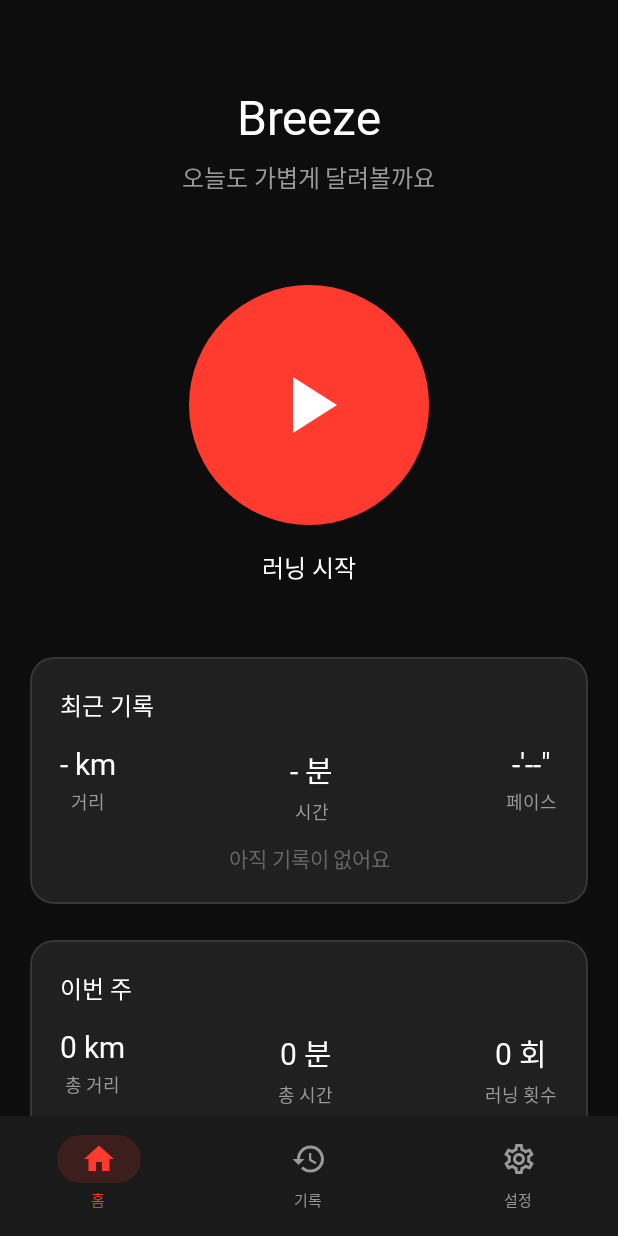
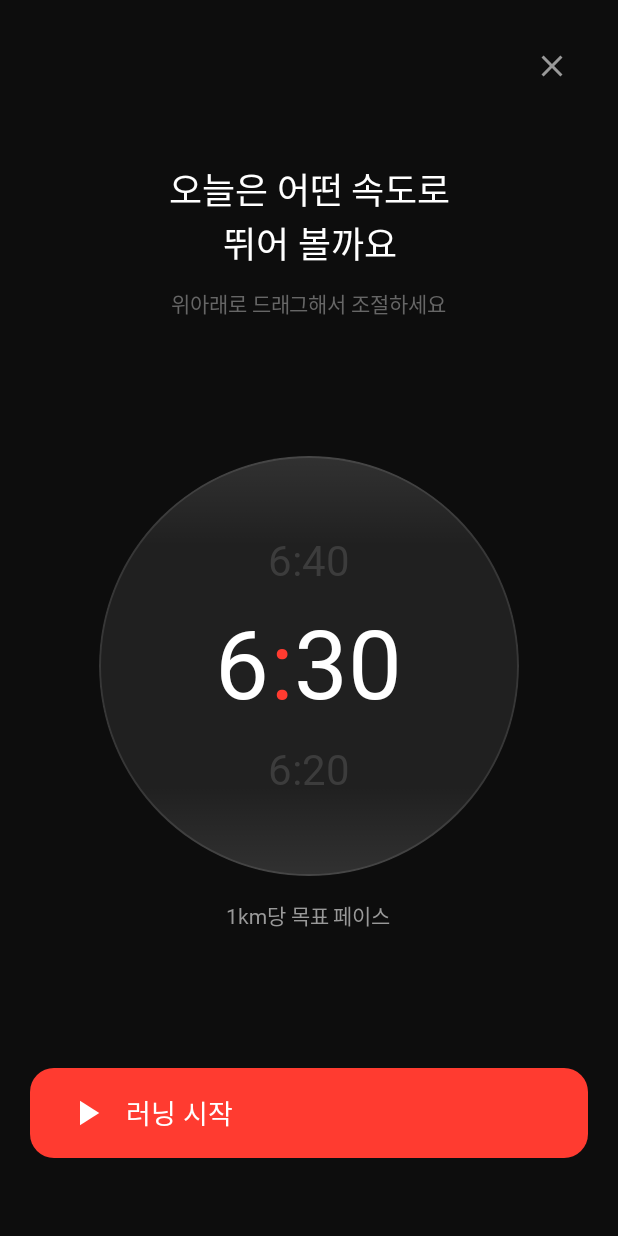
Before and after one commit to sleepysoong/breeze, an Android app built with Jetpack Compose: the screen it shows after launch (MainActivity), after a tap on "러닝 시작", on a phone screen of 412 x 824 dp. Run offline under Robolectric (Android 15) with nearby library versions, the phone set to English and light mode, and no system bars; our stand-ins replace Dagger/Hilt's generated code; Roboto replaces fonts that are not available here.

Commit message:
feat: add pace dial and running screens with navigation
- PaceDialScreen: 목표 페이스 설정 다이얼 UI (1:00~30:00, 10초 단위)
- RunningScreen: 러닝 중 화면 (거리, 시간, 페이스, 메트로놈 BPM 표시)
- HomeScreen과 네비게이션 연결
- 러닝 중 하단 탭바 숨김 처리

```diff
--- a/app/src/main/java/com/sleepysoong/breeze/ui/home/HomeScreen.kt
+++ b/app/src/main/java/com/sleepysoong/breeze/ui/home/HomeScreen.kt
@@ -29,7 +29,9 @@ import com.sleepysoong.breeze.ui.components.GlassCard
 import com.sleepysoong.breeze.ui.theme.BreezeTheme
 
 @Composable
-fun HomeScreen() {
+fun HomeScreen(
+    onStartRunning: () -> Unit = {}
+) {
     Column(
         modifier = Modifier
             .fillMaxSize()
@@ -61,7 +63,7 @@ fun HomeScreen() {
                 .size(160.dp)
                 .clip(CircleShape)
                 .background(BreezeTheme.colors.primary)
-                .clickable { /* TODO: Navigate to pace selection */ },
+                .clickable { onStartRunning() },
             contentAlignment = Alignment.Center
         ) {
             Icon(
--- a/app/src/main/java/com/sleepysoong/breeze/ui/navigation/BreezeNavHost.kt
+++ b/app/src/main/java/com/sleepysoong/breeze/ui/navigation/BreezeNavHost.kt
@@ -22,14 +22,25 @@ import androidx.compose.ui.graphics.vector.ImageVector
 import androidx.navigation.NavDestination.Companion.hierarchy
 import androidx.navigation.NavGraph.Companion.findStartDestination
 import androidx.navigation.NavHostController
+import androidx.navigation.NavType
 import androidx.navigation.compose.NavHost
 import androidx.navigation.compose.composable
 import androidx.navigation.compose.currentBackStackEntryAsState
 import androidx.navigation.compose.rememberNavController
+import androidx.navigation.navArgument
 import com.sleepysoong.breeze.ui.history.HistoryScreen
 import com.sleepysoong.breeze.ui.home.HomeScreen
+import com.sleepysoong.breeze.ui.pace.PaceDialScreen
+import com.sleepysoong.breeze.ui.running.RunningScreen
 import com.sleepysoong.breeze.ui.settings.SettingsScreen
 import com.sleepysoong.breeze.ui.theme.BreezeTheme
+
+object Routes {
+    const val PACE_DIAL = "pace_dial"
+    const val RUNNING = "running/{paceSeconds}"
+
+    fun running(paceSeconds: Int) = "running/$paceSeconds"
+}
 
 sealed class BottomNavItem(
     val route: String,
@@ -69,10 +80,19 @@ val bottomNavItems = listOf(
 fun BreezeNavHost(
     navController: NavHostController = rememberNavController()
 ) {
+    val navBackStackEntry by navController.currentBackStackEntryAsState()
+    val currentRoute = navBackStackEntry?.destination?.route
+
+    // 하단 네비게이션 바를 숨길 화면들
+    val hideBottomBarRoutes = listOf(Routes.PACE_DIAL, Routes.RUNNING)
+    val shouldShowBottomBar = hideBottomBarRoutes.none { currentRoute?.startsWith(it.split("/").first()) == true }
+
     Scaffold(
         containerColor = BreezeTheme.colors.background,
         bottomBar = {
-            BreezeBottomNavigation(navController = navController)
+            if (shouldShowBottomBar) {
+                BreezeBottomNavigation(navController = navController)
+            }
         }
     ) { innerPadding ->
         NavHost(
@@ -81,13 +101,51 @@ fun BreezeNavHost(
             modifier = Modifier.padding(innerPadding)
         ) {
             composable(BottomNavItem.Home.route) {
-                HomeScreen()
+                HomeScreen(
+                    onStartRunning = {
+                        navController.navigate(Routes.PACE_DIAL)
+                    }
+                )
             }
             composable(BottomNavItem.History.route) {
                 HistoryScreen()
             }
             composable(BottomNavItem.Settings.route) {
                 SettingsScreen()
+            }
+            composable(Routes.PACE_DIAL) {
+                PaceDialScreen(
+                    onDismiss = {
+                        navController.popBackStack()
+                    },
+                    onStartRunning = { paceSeconds ->
+                        navController.navigate(Routes.running(paceSeconds)) {
+                            popUpTo(Routes.PACE_DIAL) { inclusive = true }
+                        }
+                    }
+                )
+            }
+            composable(
+                route = Routes.RUNNING,
+                arguments = listOf(
+                    navArgument("paceSeconds") { type = NavType.IntType }
+                )
+            ) { backStackEntry ->
+                val paceSeconds = backStackEntry.arguments?.getInt("paceSeconds") ?: 390
+                RunningScreen(
+                    targetPaceSeconds = paceSeconds,
+                    onFinish = { distance, time, averagePace ->
+                        // TODO: 러닝 완료 화면으로 이동
+                        navController.navigate(BottomNavItem.Home.route) {
+                            popUpTo(BottomNavItem.Home.route) { inclusive = true }
+                        }
+                    },
+                    onStop = {
+                        navController.navigate(BottomNavItem.Home.route) {
+                            popUpTo(BottomNavItem.Home.route) { inclusive = true }
+                        }
+                    }
+                )
             }
         }
     }
--- /dev/null
+++ b/app/src/main/java/com/sleepysoong/breeze/ui/pace/PaceDialScreen.kt
@@ -0,0 +1,282 @@
+package com.sleepysoong.breeze.ui.pace
+
+import androidx.compose.foundation.background
+import androidx.compose.foundation.gestures.detectVerticalDragGestures
+import androidx.compose.foundation.layout.Arrangement
+import androidx.compose.foundation.layout.Box
+import androidx.compose.foundation.layout.Column
+import androidx.compose.foundation.layout.Row
+import androidx.compose.foundation.layout.Spacer
+import androidx.compose.foundation.layout.fillMaxSize
+import androidx.compose.foundation.layout.fillMaxWidth
+import androidx.compose.foundation.layout.height
+import androidx.compose.foundation.layout.padding
+import androidx.compose.foundation.layout.size
+import androidx.compose.foundation.layout.width
+import androidx.compose.foundation.shape.CircleShape
+import androidx.compose.foundation.shape.RoundedCornerShape
+import androidx.compose.material.icons.Icons
+import androidx.compose.material.icons.filled.Close
+import androidx.compose.material.icons.filled.PlayArrow
+import androidx.compose.material3.Icon
+import androidx.compose.material3.IconButton
+import androidx.compose.material3.Text
+import androidx.compose.runtime.Composable
+import androidx.compose.runtime.getValue
+import androidx.compose.runtime.mutableFloatStateOf
+import androidx.compose.runtime.mutableIntStateOf
+import androidx.compose.runtime.remember
+import androidx.compose.runtime.setValue
+import androidx.compose.ui.Alignment
+import androidx.compose.ui.Modifier
+import androidx.compose.ui.draw.clip
+import androidx.compose.ui.graphics.Brush
+import androidx.compose.ui.graphics.Color
+import androidx.compose.ui.input.pointer.pointerInput
+import androidx.compose.ui.text.style.TextAlign
+import androidx.compose.ui.unit.dp
+import androidx.compose.ui.unit.sp
+import com.sleepysoong.breeze.ui.components.GlassCard
+import com.sleepysoong.breeze.ui.theme.BreezeTheme
+import kotlin.math.roundToInt
+
+@Composable
+fun PaceDialScreen(
+    initialPaceSeconds: Int = 390,
+    onDismiss: () -> Unit,
+    onStartRunning: (paceSeconds: Int) -> Unit
+) {
+    var paceSeconds by remember { mutableIntStateOf(initialPaceSeconds) }
+    var dragAccumulator by remember { mutableFloatStateOf(0f) }
+
+    val minutes = paceSeconds / 60
+    val seconds = paceSeconds % 60
+
+    Box(
+        modifier = Modifier
+            .fillMaxSize()
+            .background(BreezeTheme.colors.background)
+    ) {
+        Column(
+            modifier = Modifier
+                .fillMaxSize()
+                .padding(20.dp),
+            horizontalAlignment = Alignment.CenterHorizontally
+        ) {
+            // 상단 닫기 버튼
+            Row(
+                modifier = Modifier.fillMaxWidth(),
+                horizontalArrangement = Arrangement.End
+            ) {
+                IconButton(onClick = onDismiss) {
+                    Icon(
+                        imageVector = Icons.Default.Close,
+                        contentDescription = "닫기",
+                        tint = BreezeTheme.colors.textSecondary
+                    )
+                }
+            }
+
+            Spacer(modifier = Modifier.height(40.dp))
+
+            // 안내 문구
+            Text(
+                text = "오늘은 어떤 속도로\n뛰어 볼까요",
+                style = BreezeTheme.typography.headlineMedium,
+                color = BreezeTheme.colors.textPrimary,
+                textAlign = TextAlign.Center
+            )
+
+            Spacer(modifier = Modifier.height(12.dp))
+
+            Text(
+                text = "위아래로 드래그해서 조절하세요",
+                style = BreezeTheme.typography.bodyMedium,
+                color = BreezeTheme.colors.textTertiary
+            )
+
+            Spacer(modifier = Modifier.weight(1f))
+
+            // 페이스 다이얼
+            GlassCard(
+                modifier = Modifier
+                    .size(280.dp)
+                    .pointerInput(Unit) {
+                        detectVerticalDragGestures(
+                            onDragEnd = {
+                                dragAccumulator = 0f
+                            },
+                            onVerticalDrag = { _, dragAmount ->
+                                dragAccumulator += dragAmount
+
+                                val threshold = 30f
+                                if (dragAccumulator > threshold) {
+                                    val newPace = paceSeconds + 10
+                                    if (newPace <= 1800) {
+                                        paceSeconds = newPace
+                                    }
+                                    dragAccumulator = 0f
+                                } else if (dragAccumulator < -threshold) {
+                                    val newPace = paceSeconds - 10
+                                    if (newPace >= 60) {
+                                        paceSeconds = newPace
+                                    }
+                                    dragAccumulator = 0f
+                                }
+                            }
+                        )
+                    },
+                cornerRadius = 140.dp
+            ) {
+                Box(
+                    modifier = Modifier.fillMaxSize(),
+                    contentAlignment = Alignment.Center
+                ) {
+                    // 그라디언트 페이드 효과 (상단)
+                    Box(
+                        modifier = Modifier
+                            .fillMaxWidth()
+                            .height(60.dp)
+                            .align(Alignment.TopCenter)
+                            .background(
+                                Brush.verticalGradient(
+                                    colors = listOf(
+                                        BreezeTheme.colors.cardBackground,
+                                        Color.Transparent
+                                    )
+                                )
+                            )
+                    )
+
+                    // 그라디언트 페이드 효과 (하단)
+                    Box(
+                        modifier = Modifier
+                            .fillMaxWidth()
+                            .height(60.dp)
+                            .align(Alignment.BottomCenter)
+                            .background(
+                                Brush.verticalGradient(
+                                    colors = listOf(
+                                        Color.Transparent,
+                                        BreezeTheme.colors.cardBackground
+                                    )
+                                )
+                            )
+                    )
+
+                    Column(
+                        horizontalAlignment = Alignment.CenterHorizontally
+                    ) {
+                        // 이전 값 (희미하게)
+                        val prevMinutes = (paceSeconds + 10) / 60
+                        val prevSeconds = (paceSeconds + 10) % 60
+                        if (paceSeconds + 10 <= 1800) {
+                            Text(
+                                text = String.format("%d:%02d", prevMinutes, prevSeconds),
+                                style = BreezeTheme.typography.headlineMedium.copy(fontSize = 28.sp),
+                                color = BreezeTheme.colors.textTertiary.copy(alpha = 0.4f)
+                            )
+                        } else {
+                            Spacer(modifier = Modifier.height(36.dp))
+                        }
+
+                        Spacer(modifier = Modifier.height(16.dp))
+
+                        // 현재 값 (크고 강조)
+                        Row(
+                            verticalAlignment = Alignment.CenterVertically
+                        ) {
+                            Text(
+                                text = String.format("%d", minutes),
+                                style = BreezeTheme.typography.displayLarge.copy(fontSize = 64.sp),
+                                color = BreezeTheme.colors.textPrimary
+                            )
+                            Text(
+                                text = ":",
+                                style = BreezeTheme.typography.displayLarge.copy(fontSize = 64.sp),
+                                color = BreezeTheme.colors.primary
+                            )
+                            Text(
+                                text = String.format("%02d", seconds),
+                                style = BreezeTheme.typography.displayLarge.copy(fontSize = 64.sp),
+                                color = BreezeTheme.colors.textPrimary
+                            )
+                        }
+
+                        Spacer(modifier = Modifier.height(16.dp))
+
+                        // 다음 값 (희미하게)
+                        val nextMinutes = (paceSeconds - 10) / 60
+                        val nextSeconds = (paceSeconds - 10) % 60
+                        if (paceSeconds - 10 >= 60) {
+                            Text(
+                                text = String.format("%d:%02d", nextMinutes, nextSeconds),
+                                style = BreezeTheme.typography.headlineMedium.copy(fontSize = 28.sp),
+                                color = BreezeTheme.colors.textTertiary.copy(alpha = 0.4f)
+                            )
+                        } else {
+                            Spacer(modifier = Modifier.height(36.dp))
+                        }
+                    }
+                }
+            }
+
+            Spacer(modifier = Modifier.height(16.dp))
+
+            Text(
+                text = "1km당 목표 페이스",
+                style = BreezeTheme.typography.bodyMedium,
+                color = BreezeTheme.colors.textSecondary
+            )
+
+            Spacer(modifier = Modifier.weight(1f))
+
+            // 시작 버튼
+            Box(
+                modifier = Modifier
+                    .fillMaxWidth()
+                    .height(60.dp)
+                    .clip(RoundedCornerShape(16.dp))
+                    .background(BreezeTheme.colors.primary)
+                    .pointerInput(Unit) {
+                        detectVerticalDragGestures { _, _ -> }
+                    },
+                contentAlignment = Alignment.Center
+            ) {
+                Row(
+                    verticalAlignment = Alignment.CenterVertically,
+                    modifier = Modifier
+                        .fillMaxSize()
+                        .padding(horizontal = 24.dp)
+                        .pointerInput(Unit) {
+                            awaitPointerEventScope {
+                                while (true) {
+                                    val event = awaitPointerEvent()
+                                    if (event.changes.any { it.pressed }) {
+                                        // 터치 시작
+                                    } else if (event.changes.any { !it.pressed }) {
+                                        onStartRunning(paceSeconds)
+                                    }
+                                }
+                            }
+                        }
+                ) {
+                    Icon(
+                        imageVector = Icons.Default.PlayArrow,
+                        contentDescription = null,
+                        tint = BreezeTheme.colors.textPrimary,
+                        modifier = Modifier.size(28.dp)
+                    )
+                    Spacer(modifier = Modifier.width(12.dp))
+                    Text(
+                        text = "러닝 시작",
+                        style = BreezeTheme.typography.titleLarge,
+                        color = BreezeTheme.colors.textPrimary
+                    )
+                }
+            }
+
+            Spacer(modifier = Modifier.height(32.dp))
+        }
+    }
+}
```
Also changed, not shown: app/src/main/java/com/sleepysoong/breeze/ui/running/RunningScreen.kt (added, +320 -0 lines).
